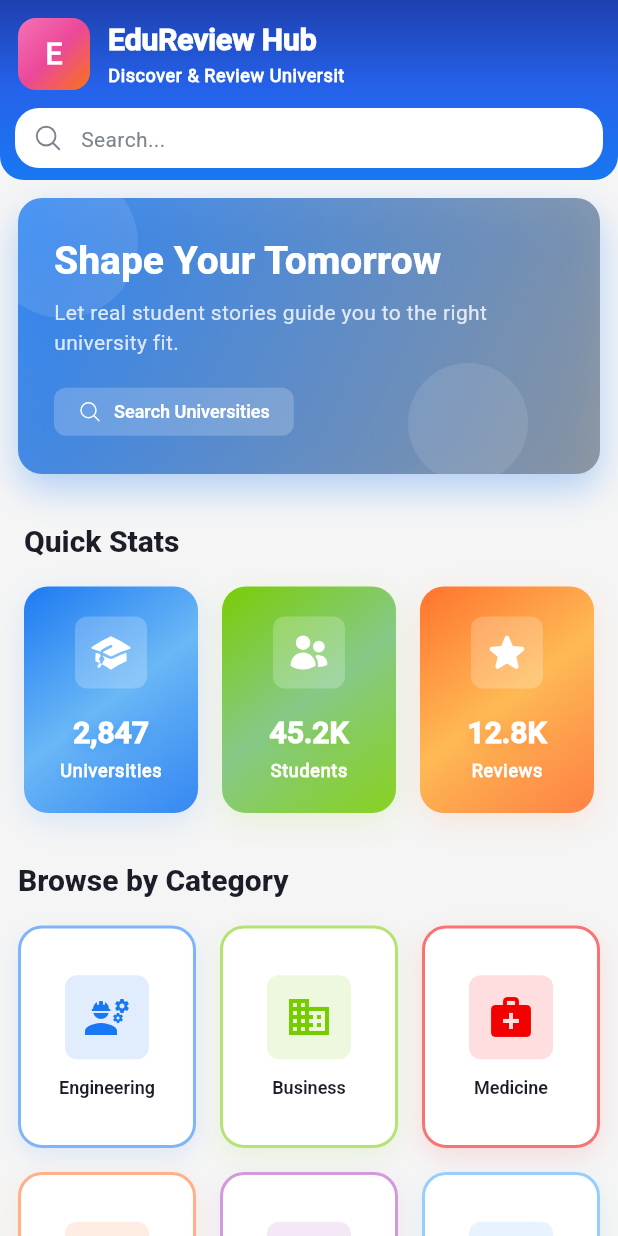
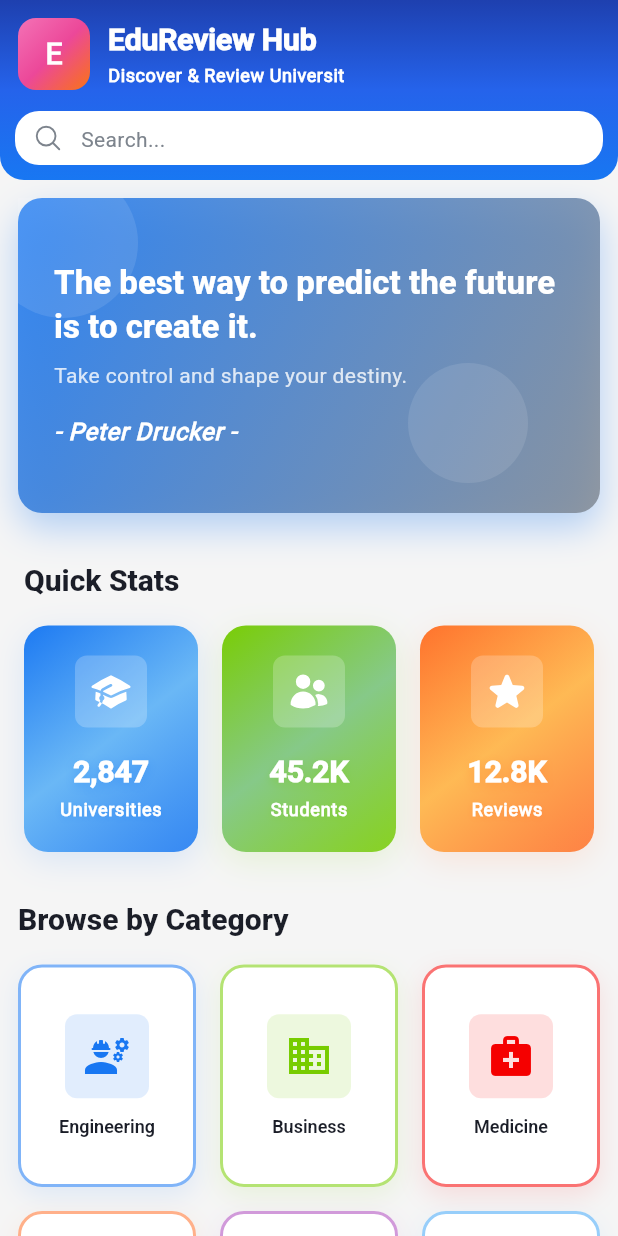
Before and after one commit to YB-TEAM/edu-review-hub, a Flutter app: the DashboardPage screen opened directly, on a phone screen of 412 x 824 dp. Run offline on Flutter 3.47's test engine with Material 3 defaults, Android fonts, the phone set to English and light mode, and no system bars; our stand-ins replace dartz, device_info_plus, dio, equatable, flutter_bloc, flutter_markdown and 10 more; missing offline and left inert: flutter_quill, markdown, markdown_quill, markdown_widget; accounts and stored records are empty; network calls fail.

Commit message:
update: dashboard UI

```diff
--- a/mobile/edu_review_mobile/lib/common/widgets/search_bar/custom_search_bar.dart
+++ b/mobile/edu_review_mobile/lib/common/widgets/search_bar/custom_search_bar.dart
@@ -11,7 +11,7 @@ class CustomSearchBar extends StatelessWidget {
   Widget build(BuildContext context) {
     return Container(
       height: height,
-      padding: const EdgeInsets.symmetric(horizontal: 8, vertical: 8),
+      padding: const EdgeInsets.symmetric(horizontal: 8, vertical: 10),
       child: TextField(
         decoration: InputDecoration(
           contentPadding: const EdgeInsets.symmetric(vertical: 0, horizontal: 0),
--- a/mobile/edu_review_mobile/lib/features/dashboard/presentation/pages/dashboard.page.dart
+++ b/mobile/edu_review_mobile/lib/features/dashboard/presentation/pages/dashboard.page.dart
@@ -85,7 +85,9 @@ class _DashboardPageState extends State<DashboardPage>
 
   @override
   Widget build(BuildContext context) {
-    return Scaffold(
+    return GestureDetector(
+      onTap: () => FocusScope.of(context).unfocus(),
+      child: Scaffold(
         backgroundColor: AppColors.backgroundGrey,
         body: CustomScrollView(
           controller: _scrollController,
@@ -134,6 +136,7 @@ class _DashboardPageState extends State<DashboardPage>
             ),
           ),
         ),
+      ),
     );
   }
 }
--- a/mobile/edu_review_mobile/lib/features/dashboard/presentation/widgets/hero_section.widget.dart
+++ b/mobile/edu_review_mobile/lib/features/dashboard/presentation/widgets/hero_section.widget.dart
@@ -2,9 +2,6 @@
 
 import 'package:edu_review_mobile/common_libs.dart';
 import 'dart:async';
-
-import 'package:flutter_svg/svg.dart';
-
 
 class HeroSection extends StatefulWidget {
   final Animation<double> fadeAnimation;
@@ -21,20 +18,30 @@ class HeroSection extends StatefulWidget {
 }
 
 class _HeroSectionState extends State<HeroSection> with SingleTickerProviderStateMixin {
-  final List<String> titles = [
-    'Shape Your Tomorrow',
-    'Find Your Spark',
-    'Design Your Vision',
-    "Step Into Possibility",
+  final List<String> quotes = [
+    'The best way to predict the future is to create it.',
+    'Life is 10% what happens to us and 90% how we react to it.',
+    'Do not wait to strike till the iron is hot; but make it hot by striking.',
+    'Success is not in what you have, but who you are.',
   ];
+
   final List<String> descriptions = [
-    'Let real student stories guide you to the right university fit.',
-    'Let lived journeys illuminate the path meant for you.',
-    'Let unique insights take you to new possibilities.',
-    'Let authentic journeys shape your next decision.',
+    'Take control and shape your destiny.',
+    'Your attitude determines your success.',
+    'Act decisively to create opportunities.',
+    'True success comes from character.',
   ];
-  int _colorIndex = 0;
+
+  final List<String> authors = [
+    'Peter Drucker',
+    'Charles R. Swindoll',
+    'William Butler Yeats',
+    'Bo Bennett',
+  ];
+
+  int _quoteIndex = 0;
   int _circleIndex = 0;
+
   late Timer _timer;
 
   final List<List<Color>> gradients = [
@@ -45,24 +52,24 @@ class _HeroSectionState extends State<HeroSection> with SingleTickerProviderStat
   ];
 
   final List<Offset> circlePositions = [
-    Offset(-20, -20), // topLeft
-    Offset(260, -30), // topRight
-    Offset(240, 100),  // bottomRight
-    Offset(-20, 100),  // bottomLeft
+    Offset(-20, -20),
+    Offset(260, -30),
+    Offset(240, 100),
+    Offset(-20, 100),
   ];
   final List<Offset> circlePositions2 = [
-    Offset(260, 110), // bottomRight
-    Offset(-30, 110), // bottomLeft
-    Offset(-30, -30), // topLeft
-    Offset(260, -30), // topRight
+    Offset(260, 110),
+    Offset(-30, 110),
+    Offset(-30, -30),
+    Offset(260, -30),
   ];
 
   @override
   void initState() {
     super.initState();
-    _timer = Timer.periodic(const Duration(seconds: 5), (timer) {
+    _timer = Timer.periodic(const Duration(seconds: 2), (timer) {
       setState(() {
-        _colorIndex = (_colorIndex + 1) % gradients.length;
+        _quoteIndex = (_quoteIndex + 1) % quotes.length;
         _circleIndex = (_circleIndex + 1) % 4;
       });
     });
@@ -83,17 +90,17 @@ class _HeroSectionState extends State<HeroSection> with SingleTickerProviderStat
         child: FadeTransition(
           opacity: widget.fadeAnimation,
           child: Container(
-            height: 184,
+            height: 210,
             decoration: BoxDecoration(
               borderRadius: BorderRadius.circular(16),
               gradient: LinearGradient(
                 begin: Alignment.topLeft,
                 end: Alignment.bottomRight,
-                colors: gradients[_colorIndex],
+                colors: gradients[_quoteIndex % gradients.length],
               ),
               boxShadow: [
                 BoxShadow(
-                  color: gradients[_colorIndex][0].withOpacity(0.3),
+                  color: gradients[_quoteIndex % gradients.length][0].withOpacity(0.3),
                   blurRadius: 20,
                   offset: const Offset(0, 10),
                 ),
@@ -133,55 +140,48 @@ class _HeroSectionState extends State<HeroSection> with SingleTickerProviderStat
                     crossAxisAlignment: CrossAxisAlignment.start,
                     mainAxisAlignment: MainAxisAlignment.center,
                     children: [
+                      // Quote
                       AnimatedSwitcher(
                         duration: const Duration(milliseconds: 400),
-                        transitionBuilder: (Widget child, Animation<double> animation) {
-                          return FadeTransition(opacity: animation, child: child);
-                        },
+                        transitionBuilder: (child, animation) =>
+                            FadeTransition(opacity: animation, child: child),
                         child: Text(
-                          titles[_colorIndex],
-                          key: ValueKey<String>(titles[_colorIndex]),
-                          style: Theme.of(context).textTheme.headlineLarge?.copyWith(
-                            color: AppColors.primaryWhite,
-                          ),
+                          quotes[_quoteIndex],
+                          key: ValueKey<String>(quotes[_quoteIndex]),
+                          style: Theme.of(context).textTheme.headlineSmall?.copyWith(
+                                color: AppColors.primaryWhite,
+                                fontWeight: FontWeight.w900,
+                              ),
                         ),
                       ),
                       const SizedBox(height: 8),
+                      // Description
                       AnimatedSwitcher(
                         duration: const Duration(milliseconds: 400),
-                        transitionBuilder: (Widget child, Animation<double> animation) {
-                          return FadeTransition(opacity: animation, child: child);
-                        },
+                        transitionBuilder: (child, animation) =>
+                            FadeTransition(opacity: animation, child: child),
                         child: Text(
-                          descriptions[_colorIndex],
-                          key: ValueKey<String>(descriptions[_colorIndex]),
+                          descriptions[_quoteIndex],
+                          key: ValueKey<String>(descriptions[_quoteIndex]),
                           style: Theme.of(context).textTheme.bodyMedium?.copyWith(
-                            color: AppColors.primaryWhite.withOpacity(0.8),
-                          ),
+                                color: AppColors.primaryWhite.withOpacity(0.8),
+                              ),
                         ),
                       ),
-                      const SizedBox(height: 20),
-                      Container(
-                        padding: const EdgeInsets.symmetric(
-                          horizontal: 16,
-                          vertical: 8,
-                        ),
-                        decoration: BoxDecoration(
-                          color: AppColors.primaryWhite.withOpacity(0.2),
-                          borderRadius: BorderRadius.circular(8),
-                        ),
-                        child: Row(
-                          mainAxisSize: MainAxisSize.min,
-                          children: [
-                            SvgPicture.asset(AppIcons.search, width: 16, height: 16, color: AppColors.primaryWhite),
-                            const SizedBox(width: 8),
-                            Text(
-                              'Search Universities',
-                              style: Theme.of(context).textTheme.displayMedium?.copyWith(
+                      const SizedBox(height: 16),
+                      // Author
+                      AnimatedSwitcher(
+                        duration: const Duration(milliseconds: 400),
+                        transitionBuilder: (child, animation) =>
+                            FadeTransition(opacity: animation, child: child),
+                        child: Text(
+                          '- ${authors[_quoteIndex]} -',
+                          key: ValueKey<String>(authors[_quoteIndex]),
+                          style: Theme.of(context).textTheme.bodyLarge?.copyWith(
                                 color: AppColors.primaryWhite,
+                                fontWeight: FontWeight.w600,
+                                fontStyle: FontStyle.italic,
                               ),
-                            ),
-                          ],
                         ),
                       ),
                     ],
```
Lines whose indentation alone changed are shown as unchanged.
